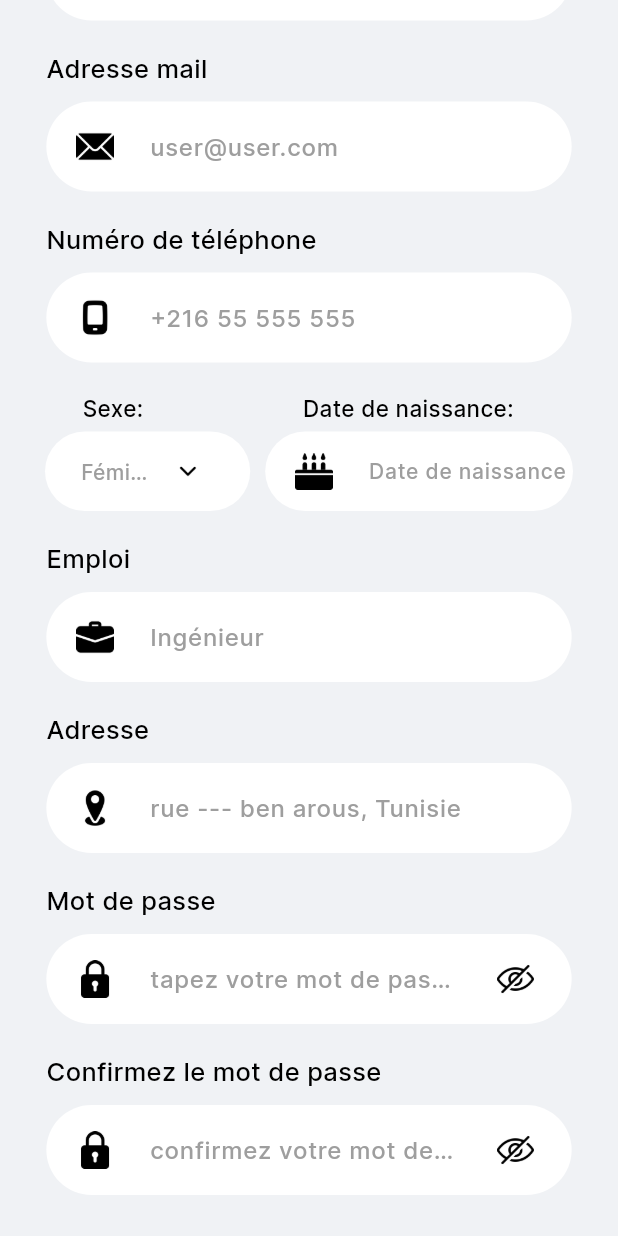
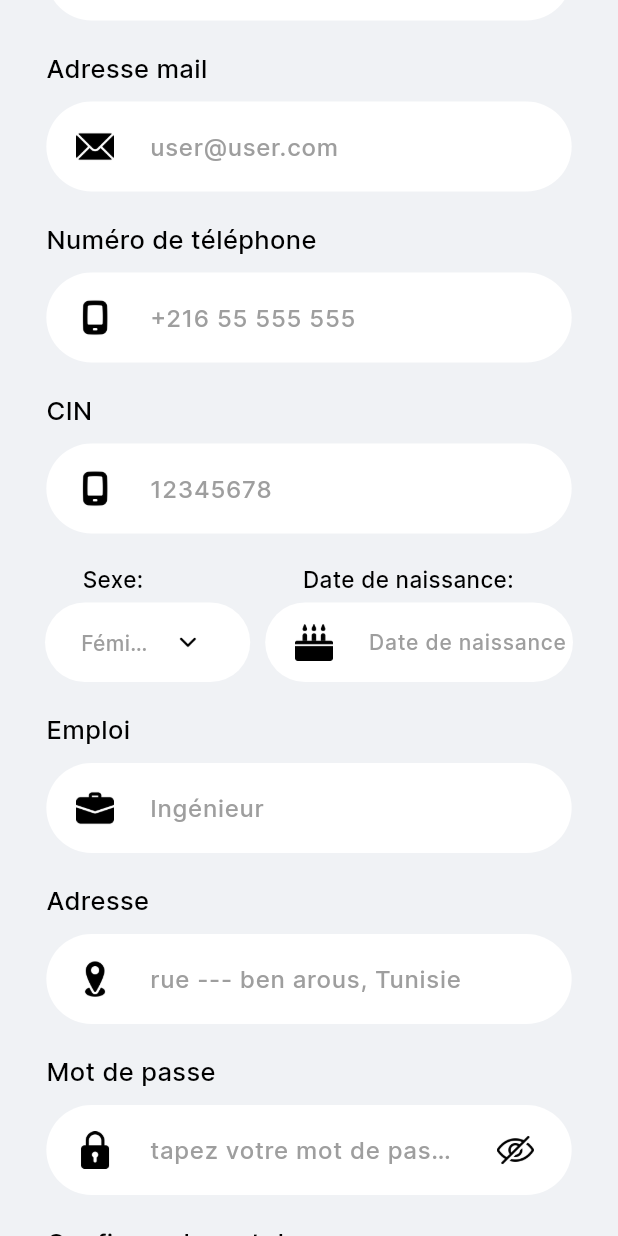
Before and after one commit to saradrine/sav_project, a Flutter app: the SignUp screen opened directly, scrolled down 576 dp, on a phone screen of 412 x 824 dp. Run offline on Flutter 3.47's test engine with Material 3 defaults, Android fonts, the phone set to English and light mode, and no system bars; our stand-ins replace carousel_slider, flutter_dotenv, flutter_secure_storage, flutter_svg, graphql_flutter; accounts and stored records are empty; network calls fail.

Commit message:
registerClient

```diff
--- a/lib/graphql/graphql_client.dart
+++ b/lib/graphql/graphql_client.dart
@@ -6,7 +6,7 @@ import 'package:sav_project/providers/auth_provider.dart';
 
 class GraphqlClient {
   static final HttpLink httpLink = HttpLink(
-    'http://172.20.10.5:3000/graphql',
+    'http://192.168.1.166:3000/graphql',
   );
   static final WebSocketLink webSocketLink =
       WebSocketLink(dotenv.env['WS_URL'] ?? 'ws://localhost:3000/graphql');
--- a/lib/graphql/queries/auth_queries.dart
+++ b/lib/graphql/queries/auth_queries.dart
@@ -21,9 +21,9 @@ mutation logout {
 }
 ''';
 
-const String registerSuperAdminMutation = r'''
-mutation registerSuperAdmin($nom: String!, $prenom: String!, $email: String!, $password: String!, $cin: Int!, $telephone: String!, $adresse: String!, $sexe: Sexe!, $dateNaissance: DateTime!, $emploi: String!) {
-  registerSuperAdmin(userData: {
+const String registerClientMutation = r'''
+mutation registerClient($nom: String!, $prenom: String!, $email: String!, $password: String!, $cin: Int!, $telephone: String!, $adresse: String!, $sexe: Sexe!, $dateNaissance: DateTime!, $emploi: String!) {
+  registerClient(userData: {
     nom: $nom,
     prenom: $prenom,
     email: $email,
--- a/lib/screens/auth/signUp.dart
+++ b/lib/screens/auth/signUp.dart
@@ -1,4 +1,7 @@
 import 'package:flutter/material.dart';
+import 'package:provider/provider.dart';
+import 'package:sav_project/enum/sexe.dart';
+import 'package:sav_project/providers/auth_provider.dart';
 import 'package:sav_project/screens/auth/login.dart';
 import 'package:sav_project/theme/colors.dart';
 import 'package:sav_project/widgets/field_input.dart' as FieldInput;
@@ -16,6 +19,18 @@ class SignUp extends StatefulWidget {
 class _SignUpState extends State<SignUp> {
   bool _obscureText = true;
   bool _obscureConfirmText = true;
+  final TextEditingController nomController = TextEditingController();
+  final TextEditingController prenomController = TextEditingController();
+  final TextEditingController emailController = TextEditingController();
+  final TextEditingController cinController = TextEditingController();
+  final TextEditingController telephoneController = TextEditingController();
+  final TextEditingController emploiController = TextEditingController();
+  final TextEditingController adresseController = TextEditingController();
+  final TextEditingController passwordController = TextEditingController();
+  final GlobalKey<FormState> _formKey = GlobalKey<FormState>();
+
+  Sexe _selectedGender = Sexe.MASCULIN;
+  DateTime _selectedDateOfBirth = DateTime.now();
 
   void _toggleVisibility() {
     setState(() {
@@ -45,8 +60,6 @@ class _SignUpState extends State<SignUp> {
     );
   }
 
-  final GlobalKey<FormState> _formKey = GlobalKey<FormState>();
-
   Widget _buildSignUpForm(BuildContext context) {
     return Form(
       key: _formKey,
@@ -68,7 +81,25 @@ class _SignUpState extends State<SignUp> {
                   title: 'Bienvenue!',
                   subtitle: 'Créez un compte pour continuer',
                 ),
-                SizedBox(height: 40),
+                Consumer<AuthProvider>(builder: (context, authProvider, child) {
+                  if (authProvider.errorMessage != null) {
+                    return Column(
+                      children: [
+                        SizedBox(
+                          height: 10,
+                        ),
+                        Text(
+                          authProvider.errorMessage!,
+                          style: TextStyle(color: Colors.red),
+                        ),
+                        SizedBox(
+                          height: 10,
+                        ),
+                      ],
+                    );
+                  }
+                  return SizedBox(height: 40);
+                }),
                 _buildLastNameField(context),
                 SizedBox(height: 20),
                 _buildFirstNameField(context),
@@ -76,6 +107,8 @@ class _SignUpState extends State<SignUp> {
                 _buildEmailField(context),
                 SizedBox(height: 20),
                 _buildNumTelField(context),
+                SizedBox(height: 20),
+                _buildCinField(context),
                 SizedBox(height: 20),
                 Padding(
                   padding: const EdgeInsets.symmetric(horizontal: 30.0),
@@ -105,11 +138,36 @@ class _SignUpState extends State<SignUp> {
                 SizedBox(height: 50),
                 AuthButton(
                   text: 'S’inscrire',
-                  onPressed: () {
+                  onPressed: () async {
+                    final nom = nomController.text;
+                    final prenom = prenomController.text;
+                    final email = emailController.text;
+                    final telephone = telephoneController.text;
+                    final cin = cinController.text;
+                    final emploi = emploiController.text;
+                    final adresse = adresseController.text;
+                    final password = passwordController.text;
+
                     final isValid = _formKey.currentState?.validate();
+                    print("Form validation result: $isValid");
+
                     if (isValid == true) {
-                      // If the form is valid, proceed with the submission or further processing
-                      print("Form is valid! Proceed with submission.");
+                      final cinInt = int.parse(cin);
+                      await Provider.of<AuthProvider>(context, listen: false)
+                          .register(
+                              context,
+                              nom,
+                              prenom,
+                              email,
+                              telephone,
+                              cinInt,
+                              emploi,
+                              adresse,
+                              _selectedGender,
+                              _selectedDateOfBirth,
+                              password);
+                    } else {
+                      print("Form is invalid! Cannot proceed with submission.");
                     }
                   },
                 ),
@@ -135,6 +193,7 @@ class _SignUpState extends State<SignUp> {
   }
 
   Widget _buildLastNameField(BuildContext context) => AuthTextField(
+        controller: nomController,
         label: "Nom",
         hintText: "Nestor",
         iconPath: 'assets/icons/user.png',
@@ -142,6 +201,7 @@ class _SignUpState extends State<SignUp> {
       );
 
   Widget _buildFirstNameField(BuildContext context) => AuthTextField(
+        controller: prenomController,
         label: "Prénom",
         hintText: "François",
         iconPath: 'assets/icons/user.png',
@@ -149,6 +209,7 @@ class _SignUpState extends State<SignUp> {
       );
 
   Widget _buildEmailField(BuildContext context) => AuthTextField(
+        controller: emailController,
         label: "Adresse mail",
         hintText: "user@user.com",
         iconPath: 'assets/icons/mail.png',
@@ -163,11 +224,20 @@ class _SignUpState extends State<SignUp> {
       );
 
   Widget _buildNumTelField(BuildContext context) => AuthTextField(
+        controller: telephoneController,
         label: "Numéro de téléphone",
         hintText: "+216 55 555 555",
         iconPath: 'assets/icons/mobile-phone.png',
         validatorMessage: 'Numéro de téléphone obligatoire',
         textInputType: TextInputType.phone,
+      );
+
+  Widget _buildCinField(BuildContext context) => AuthTextField(
+        controller: cinController,
+        label: "CIN",
+        hintText: "12345678",
+        iconPath: 'assets/icons/mobile-phone.png',
+        validatorMessage: 'CIN obligatoire',
       );
 
   Widget _buildGenderField(BuildContext context) {
@@ -177,6 +247,11 @@ class _SignUpState extends State<SignUp> {
       items: ['Féminin', 'Masculin'],
       borderRadius: 50,
       applyBoxShadow: false,
+      // onChanged: (value) {
+      //   setState(() {
+      //     _selectedGender = value;
+      //   });
+      // },
     );
   }
 
@@ -189,10 +264,16 @@ class _SignUpState extends State<SignUp> {
       width: 25,
       borderRadius: 50,
       applyBoxShadow: false,
+      // onChanged: (value) {
+      //   setState(() {
+      //     _selectedDateOfBirth = value;
+      //   });
+      // },
     );
   }
 
   Widget _buildEmploiField(BuildContext context) => AuthTextField(
+        controller: emploiController,
         label: "Emploi",
         hintText: "Ingénieur",
         iconPath: 'assets/icons/suitcase.png',
@@ -200,6 +281,7 @@ class _SignUpState extends State<SignUp> {
       );
 
   Widget _buildAdresseField(BuildContext context) => AuthTextField(
+        controller: adresseController,
         label: "Adresse",
         hintText: "rue --- ben arous, Tunisie",
         iconPath: 'assets/icons/gps-navigation.png',
@@ -208,6 +290,7 @@ class _SignUpState extends State<SignUp> {
       );
 
   Widget _buildPasswordField(BuildContext context) => AuthTextField(
+        controller: passwordController,
         label: "Mot de passe",
         hintText: "tapez votre mot de passe",
         iconPath: 'assets/icons/padlock.png',
```
Also changed, not shown: lib/providers/auth_provider.dart (+32 -13 lines), lib/services/auth_service.dart (+8 -6 lines).
